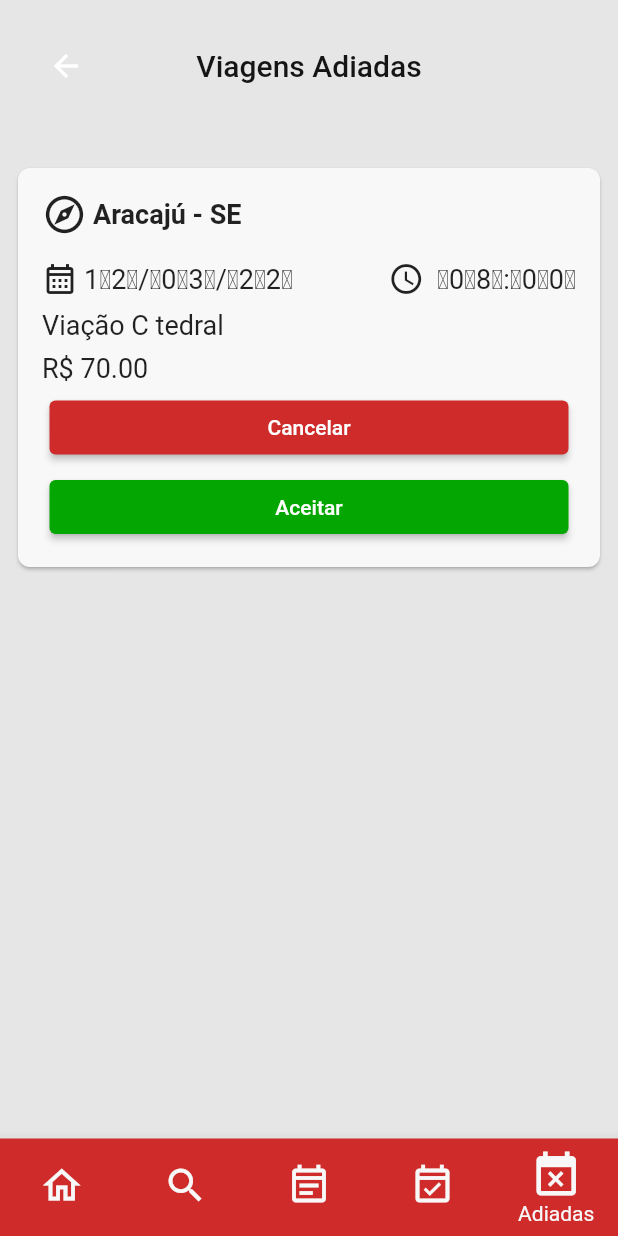
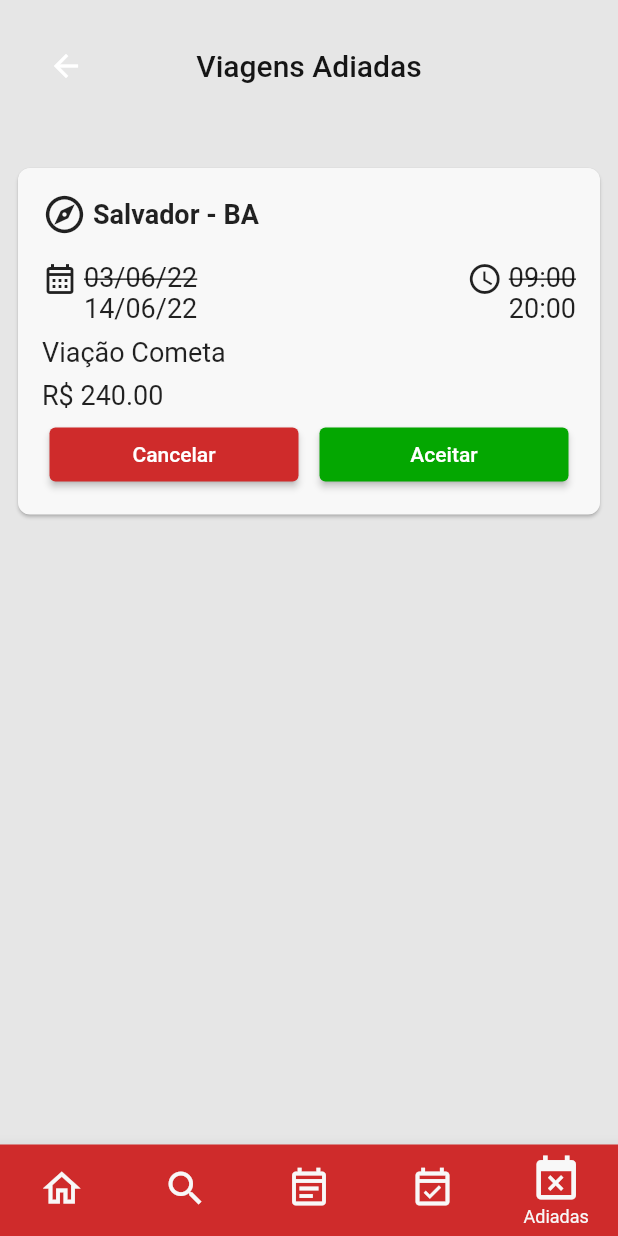
Before and after one commit to eduardor0cha/terminal_rodoviario, a Flutter app: the ViagensAdiadas screen opened directly, on a phone screen of 412 x 824 dp. Run offline on Flutter 3.47's test engine with Material 2 defaults, Android fonts, the phone set to English and light mode, and no system bars; network calls fail.

Commit message:
Mais correções

```diff
--- a/lib/domain/viagem.dart
+++ b/lib/domain/viagem.dart
@@ -1,9 +1,9 @@
 class Viagem {
   final String destino;
   final String data;
-  String? dataAntiga;
+  final String dataAntiga;
   final String horario;
-  String? horarioAntigo;
+  final String horarioAntigo;
   final double valor;
   final String viacao;
 
@@ -13,7 +13,7 @@ class Viagem {
     required this.horario,
     required this.valor,
     required this.viacao,
-    String? dataAntiga,
-    String? horarioAntigo,
+    required this.dataAntiga,
+    required this.horarioAntigo,
   });
 }
--- a/lib/main.dart
+++ b/lib/main.dart
@@ -1,11 +1,5 @@
 import 'package:flutter/material.dart';
 import 'package:terminal_rodoviario/pages/promocoes.dart';
-
-import 'package:terminal_rodoviario/pages/viagens_marcadas.dart';
-
-import 'pages/linhas_e_horarios.dart';
-
-import 'pages/pesquisa_pagina.dart';
 
 void main() {
   runApp(const MaterialApp(
--- a/lib/pages/viagens_adiadas.dart
+++ b/lib/pages/viagens_adiadas.dart
@@ -14,11 +14,13 @@ class ViagensAdiadas extends StatefulWidget {
 
 class _ViagensAdiadasState extends State<ViagensAdiadas> {
   Viagem viagem1 = Viagem(
-    destino: "Aracajú - SE",
-    data: "1̶2̶/̶0̶3̶/̶2̶2̶",
-    horario: " ̶0̶8̶:̶0̶0̶",
-    valor: 70,
-    viacao: "Viação C tedral",
+    destino: "Salvador - BA",
+    dataAntiga: "03/06/22",
+    data: "14/06/22",
+    horarioAntigo: "09:00",
+    horario: "20:00",
+    valor: 240,
+    viacao: "Viação Cometa",
   );
 
   @override
--- a/lib/widgets/barra_navegacao.dart
+++ b/lib/widgets/barra_navegacao.dart
@@ -1,11 +1,9 @@
 import 'package:flutter/material.dart';
-import 'package:terminal_rodoviario/domain/pesquisa.dart';
 import 'package:terminal_rodoviario/pages/linhas_e_horarios.dart';
 import 'package:terminal_rodoviario/pages/pesquisa_pagina.dart';
 import 'package:terminal_rodoviario/pages/promocoes.dart';
 import 'package:terminal_rodoviario/pages/viagens_adiadas.dart';
 import 'package:terminal_rodoviario/pages/viagens_marcadas.dart';
-import 'package:terminal_rodoviario/widgets/pesquisa_card.dart';
 
 import '../utils/app_colors.dart';
 
@@ -27,6 +25,7 @@ class _BarraNavegacaoState extends State<BarraNavegacao> {
       selectedItemColor: CoresApp.white,
       unselectedItemColor: CoresApp.white,
       iconSize: 30,
+      selectedFontSize: 12,
       selectedIconTheme: const IconThemeData(size: 35),
       showSelectedLabels: true,
       showUnselectedLabels: false,
--- a/lib/widgets/linha_card.dart
+++ b/lib/widgets/linha_card.dart
@@ -58,7 +58,7 @@ class _LinhaCardState extends State<LinhaCard> {
             ),
             Row(
               children: [
-                Icon(Icons.payments),
+                const Icon(Icons.payments),
                 const SizedBox(
                   width: 16,
                 ),
--- a/lib/widgets/pesquisa_card.dart
+++ b/lib/widgets/pesquisa_card.dart
@@ -1,4 +1,3 @@
-import 'package:flutter/cupertino.dart';
 import 'package:flutter/material.dart';
 import '../domain/pesquisa.dart';
 import '../utils/app_colors.dart';
--- a/lib/widgets/promocoes_card.dart
+++ b/lib/widgets/promocoes_card.dart
@@ -1,4 +1,3 @@
-import 'package:flutter/cupertino.dart';
 import 'package:flutter/material.dart';
 import 'package:terminal_rodoviario/utils/app_colors.dart';
 
--- a/lib/widgets/viacao_card.dart
+++ b/lib/widgets/viacao_card.dart
@@ -30,7 +30,7 @@ class _ViacaoCardState extends State<ViacaoCard> {
         child: Column(
           children: [
             Padding(
-              padding: const EdgeInsets.all(16),
+              padding: const EdgeInsets.symmetric(vertical: 8, horizontal: 16),
               child: Row(
                 mainAxisAlignment: MainAxisAlignment.spaceBetween,
                 children: [
--- a/lib/widgets/viagens_adiadas_card.dart
+++ b/lib/widgets/viagens_adiadas_card.dart
@@ -48,9 +48,19 @@ class _ViagemAdiadaCardState extends State<ViagemAdiadaCard> {
               mainAxisAlignment: MainAxisAlignment.spaceBetween,
               children: [
                 Row(
+                  crossAxisAlignment: CrossAxisAlignment.start,
                   children: [
                     const Icon(Icons.calendar_month_outlined),
                     const SizedBox(width: 4),
+                    Column(
+                      children: [
+                        Text(
+                          viagem.dataAntiga,
+                          style: const TextStyle(
+                            fontSize: 18,
+                            decoration: TextDecoration.lineThrough,
+                          ),
+                        ),
                         Text(
                           viagem.data,
                           style: const TextStyle(
@@ -59,15 +69,29 @@ class _ViagemAdiadaCardState extends State<ViagemAdiadaCard> {
                         ),
                       ],
                     ),
+                  ],
+                ),
                 Row(
+                  crossAxisAlignment: CrossAxisAlignment.start,
                   children: [
                     const Icon(Icons.schedule_outlined),
                     const SizedBox(width: 4),
+                    Column(
+                      children: [
+                        Text(
+                          viagem.horarioAntigo,
+                          style: const TextStyle(
+                            fontSize: 18,
+                            decoration: TextDecoration.lineThrough,
+                          ),
+                        ),
                         Text(
                           viagem.horario,
                           style: const TextStyle(
                             fontSize: 18,
                           ),
+                        )
+                      ],
                     ),
                   ],
                 ),
@@ -88,7 +112,11 @@ class _ViagemAdiadaCardState extends State<ViagemAdiadaCard> {
               ),
             ),
             const SizedBox(height: 5),
-            Padding(
+            Row(
+              mainAxisAlignment: MainAxisAlignment.spaceEvenly,
+              children: [
+                Expanded(
+                  child: Padding(
                     padding: const EdgeInsets.symmetric(horizontal: 5),
                     child: ElevatedButton(
                       onPressed: () => {},
@@ -98,8 +126,10 @@ class _ViagemAdiadaCardState extends State<ViagemAdiadaCard> {
                       ),
                     ),
                   ),
-            const SizedBox(height: 5),
-            Padding(
+                ),
+                const SizedBox(width: 4),
+                Expanded(
+                  child: Padding(
                     padding: const EdgeInsets.symmetric(horizontal: 5),
                     child: ElevatedButton(
                       onPressed: () => {},
@@ -109,6 +139,9 @@ class _ViagemAdiadaCardState extends State<ViagemAdiadaCard> {
                       ),
                     ),
                   ),
+                ),
+              ],
+            ),
           ],
         ),
       ),
```
Also changed, not shown: lib/pages/linhas_e_horarios.dart (+2 -13 lines), lib/pages/viagens_marcadas.dart (+15 -0 lines). Lines whose indentation alone changed are shown as unchanged.
